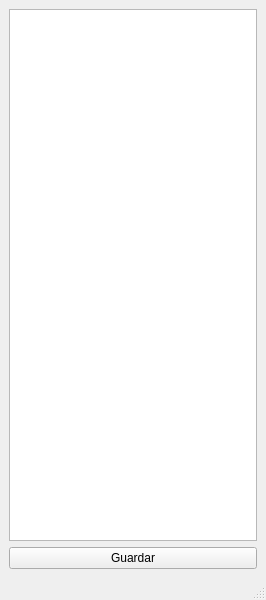
This is factura.ui in ERLEOSUS/P59-TIENDA as Qt 5 draws it before an edit. The edited form follows.
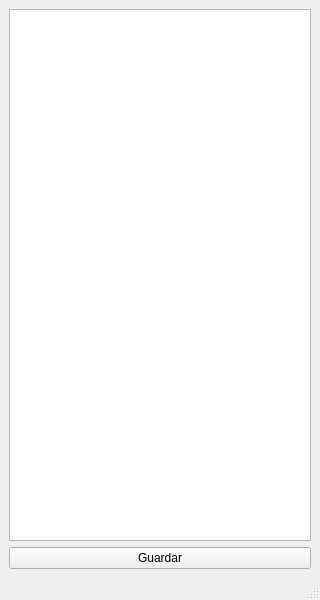
This is the edited form.

Patch:
```diff
--- a/factura.ui
+++ b/factura.ui
@@ -6,7 +6,7 @@
    <rect>
     <x>0</x>
     <y>0</y>
-    <width>266</width>
+    <width>320</width>
     <height>600</height>
    </rect>
   </property>
```
Left out of the diff: 2 changed lines with no effect on the pictures.
